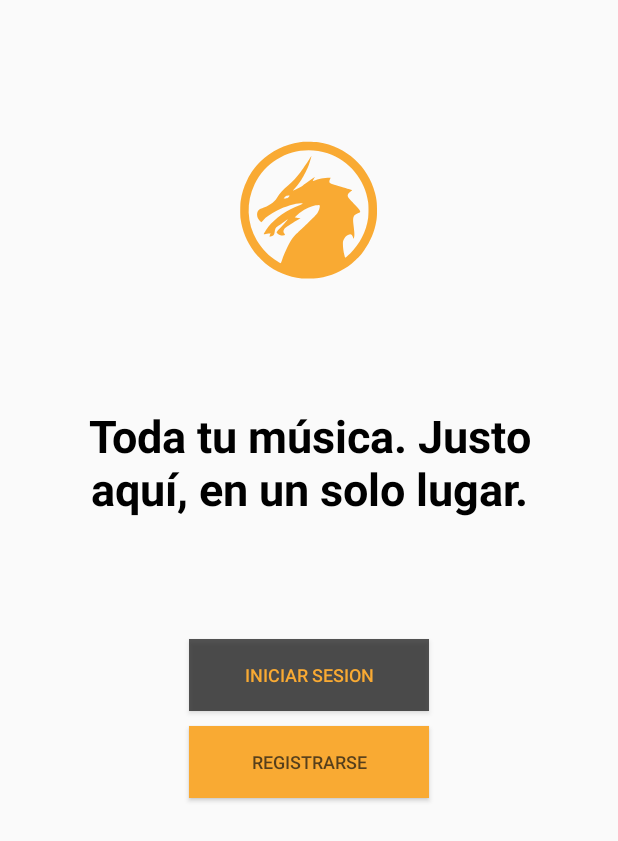
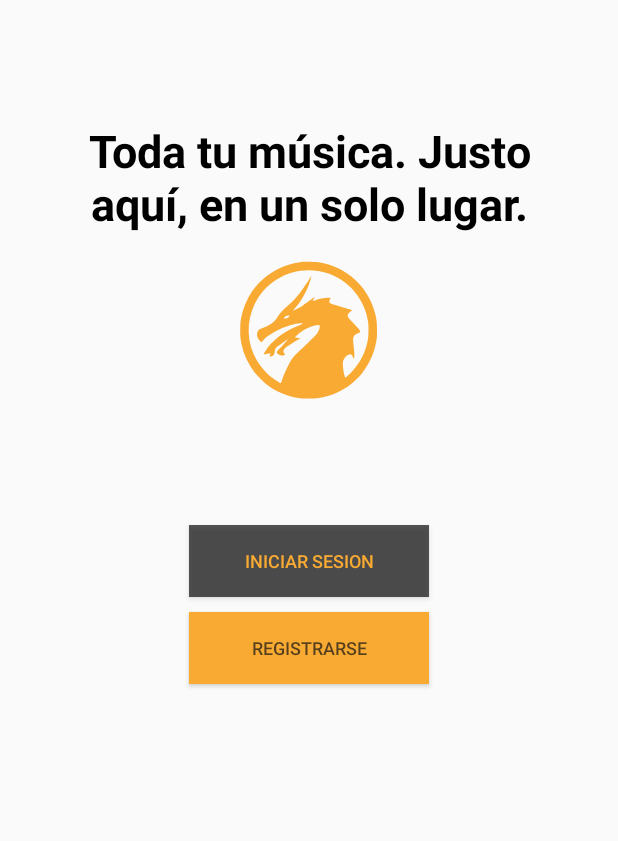
Before and after one commit to juaniunzu/Android-DrakeMusic-DH, an Android app: the layout fragment_login_inicio.xml on its own in the app's theme, with its tools: preview values and no code run, on a phone screen of 412 x 824 dp. Shown: the top 841 px of the screen. Run offline under Robolectric (Android 15) with nearby library versions, the phone set to English and light mode, and no system bars.

Commit message:
Se corrige layout activity login

```diff
--- a/app/src/main/res/layout/fragment_login_inicio.xml
+++ b/app/src/main/res/layout/fragment_login_inicio.xml
@@ -16,7 +16,7 @@
         android:src="@drawable/ic_drakemusic"
         app:layout_constraintEnd_toEndOf="parent"
         app:layout_constraintStart_toStartOf="parent"
-        app:layout_constraintTop_toTopOf="parent" />
+        app:layout_constraintTop_toTopOf="@id/fragmentLoginInicio_slogan" />
 
     <TextView
         android:id="@+id/fragmentLoginInicio_slogan"
@@ -30,7 +30,7 @@
         android:textStyle="bold"
         app:layout_constraintEnd_toEndOf="parent"
         app:layout_constraintStart_toStartOf="parent"
-        app:layout_constraintTop_toBottomOf="@id/fragmentLoginInicio_logo" />
+        app:layout_constraintTop_toTopOf="parent" />
 
     <Button
         android:id="@+id/fragmentLoginInicio_buttonLogin"
@@ -44,7 +44,7 @@
         android:textSize="12dp"
         app:layout_constraintEnd_toEndOf="parent"
         app:layout_constraintStart_toStartOf="parent"
-        app:layout_constraintTop_toBottomOf="@id/fragmentLoginInicio_slogan" />
+        app:layout_constraintTop_toBottomOf="@id/fragmentLoginInicio_logo" />
 
     <Button
         android:id="@+id/fragmentLoginInicio_buttonRegister"
```
